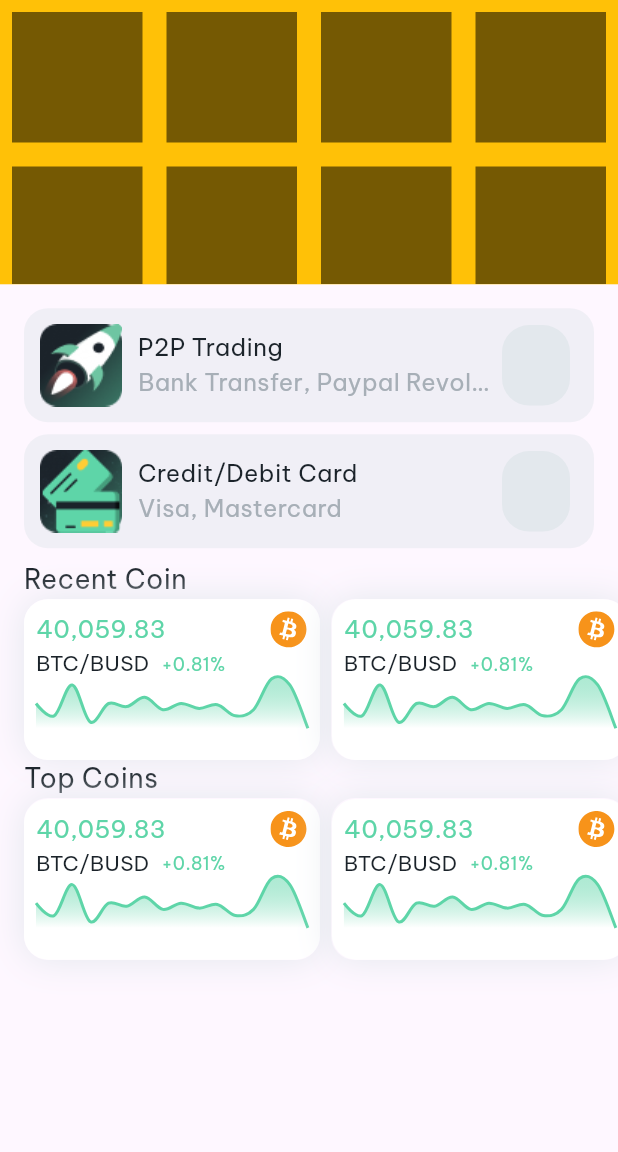
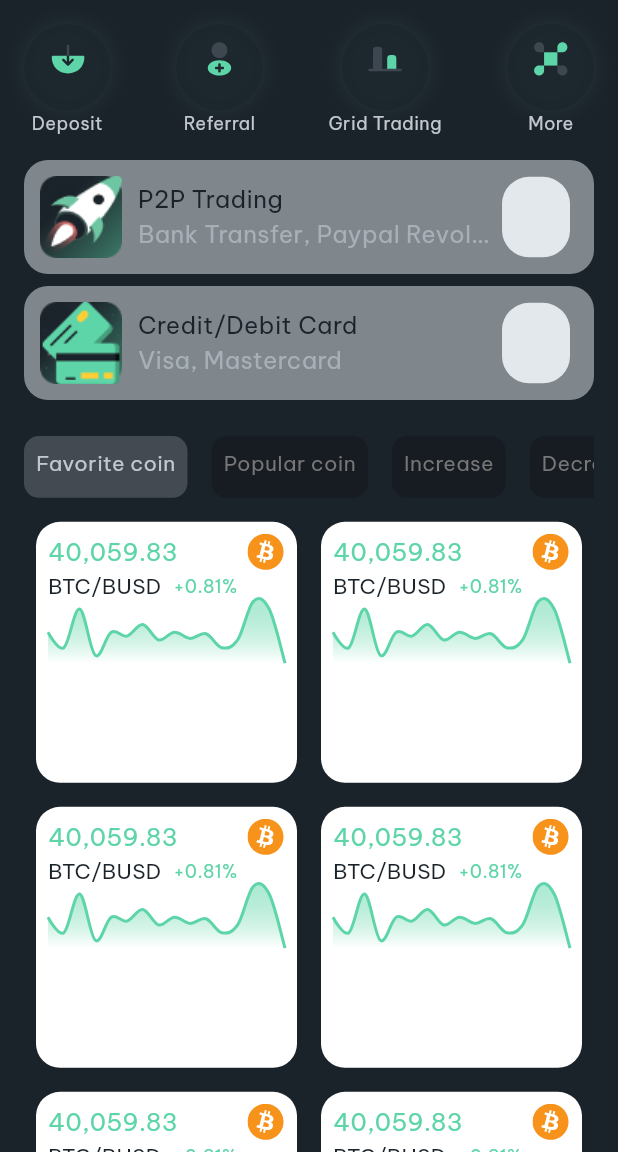
Before and after one commit to NjckEnder/TitansCrypto, a Flutter app: the Homeview screen opened directly, on a phone screen of 412 x 824 dp, the part 84-1236 px from its top. Run offline on Flutter 3.47's test engine with Material 2 defaults, Android fonts, the phone set to English and light mode, and no system bars; drawn by our look-alikes of fl_chart; our stand-ins replace equatable, firebase_auth, firebase_core, firebase_storage, flutter_bloc, flutter_svg and 3 more; accounts and stored records are empty.

Commit message:
Fix Home View UI

```diff
--- a/lib/app/presentation/home_page/home_view/home_view.dart
+++ b/lib/app/presentation/home_page/home_view/home_view.dart
@@ -15,6 +15,7 @@ class _HomeviewState extends State<Homeview> {
   @override
   Widget build(BuildContext context) {
     return Scaffold(
+      backgroundColor: ThemeColors.backgroundColor,
       appBar: AppBar(
         backgroundColor: ThemeColors.backgroundColor,
         leading: const AppPadding.small(
@@ -31,24 +32,7 @@ class _HomeviewState extends State<Homeview> {
       body: SingleChildScrollView(
         child: Column(
           children: [
-            AppSizeScale(
-              ratioHeight: 0.23,
-              backgroundColor: Colors.amber,
-                child: GridView.builder(
-                    itemCount: 4 * 2,
-                    physics: const NeverScrollableScrollPhysics(),
-                    gridDelegate: const SliverGridDelegateWithFixedCrossAxisCount(
-                      crossAxisCount: 4,
-                    ),
-                    itemBuilder: (context, index) {
-                      return AppPadding.small(
-                        child: Container(
-                          height: 50,
-                          width: 50,
-                          color: Colors.black54,
-                        ),
-                      );
-                    })),
+            const Categories(),
             AppPadding(
               padding: const AppEdgeInsets.only(top: AppGapSize.medium),
               child: Column(
@@ -70,25 +54,7 @@ class _HomeviewState extends State<Homeview> {
                       onPressed: () {},
                     ),
                   ),
-                  const AppPadding(
-                    padding: AppEdgeInsets.symmetric(
-                        horizontal: AppGapSize.medium),
-                    child: AppText.titleSmall(
-                      text: 'Recent Coin',
-                      color: ThemeColors.backgroundColor,
-                    ),
-                  ),
-                  const CoinList(),
-                  const AppPadding(
-                    padding: AppEdgeInsets.symmetric(
-                        horizontal: AppGapSize.medium),
-                    child: AppText.titleSmall(
-                      text: 'Top Coins',
-                      color: ThemeColors.backgroundColor,
-                    ),
-                  ),
-                  const CoinList(),
-                  const SizedBox(height: 100,)
+                  const CategoryCoin(),
                 ],
               ),
             ),
--- /dev/null
+++ b/lib/app/presentation/home_page/widgets/categories.dart
@@ -0,0 +1,81 @@
+part of home_wigets;
+
+class Categories extends StatefulWidget {
+  const Categories({super.key});
+
+  @override
+  State<Categories> createState() => _CategoriesState();
+}
+
+class _CategoriesState extends State<Categories> {
+  List<Map<String, dynamic>> categories = [
+    {
+      'icon': const AppIcons.deposit(),
+      'text': const AppText.bodySmall(
+        text: 'Deposit',
+        color: ThemeColors.textColor5,
+      ),
+    },
+    {
+      'icon': const AppIcons.referral(),
+      'text': const AppText.bodySmall(
+        text: 'Referral',
+        color: ThemeColors.textColor5,
+      ),
+    },
+    {
+      'icon': const AppIcons.gridTrading(),
+      'text': const AppText.bodySmall(
+        text: 'Grid Trading',
+        color: ThemeColors.textColor5,
+      ),
+    },
+    {
+      'icon': const AppIcons.more(),
+      'text': const AppText.bodySmall(
+        text: 'More',
+        color: ThemeColors.textColor5,
+      ),
+    },
+  ];
+
+  int _current = 0;
+
+  @override
+  Widget build(BuildContext context) {
+    return AppPadding(
+        padding: const AppEdgeInsets.only(
+            top: AppGapSize.medium,
+            left: AppGapSize.medium,
+            right: AppGapSize.medium),
+        child:
+            Row(mainAxisAlignment: MainAxisAlignment.spaceBetween, children: [
+          ...List.generate(
+              categories.length,
+              (index) => GestureDetector(
+                  onTap: () {},
+                  child: Column(
+                      mainAxisAlignment: MainAxisAlignment.center,
+                      crossAxisAlignment: CrossAxisAlignment.center,
+                      children: [
+                        SizedBox(
+                            height: MediaQuery.of(context).size.height * 0.07,
+                            width: MediaQuery.of(context).size.height * 0.07,
+                            child: DecoratedBox(
+                              decoration: BoxDecoration(
+                                  color: ThemeColors.backgroundColor
+                                      .withOpacity(0.7),
+                                  shape: BoxShape.circle,
+                                  boxShadow: [
+                                    BoxShadow(
+                                        color: ThemeColors.primaryColor
+                                            .withOpacity(0.1),
+                                        blurRadius: 10)
+                                  ]),
+                              child: categories[index]['icon'],
+                            )),
+                        categories[index]['text']
+                      ])))
+        ]));
+  }
+}
--- /dev/null
+++ b/lib/app/presentation/home_page/widgets/category_coin.dart
@@ -0,0 +1,70 @@
+part of home_wigets;
+
+class CategoryCoin extends StatefulWidget {
+  const CategoryCoin({super.key});
+
+  @override
+  State<CategoryCoin> createState() => _CategoryCoinState();
+}
+
+class _CategoryCoinState extends State<CategoryCoin> {
+  List<String> categoryCoin = [
+    'Favorite coin',
+    'Popular coin',
+    'Increase',
+    'Decrease',
+  ];
+
+  int current = 0;
+
+  @override
+  Widget build(BuildContext context) {
+    return AppPadding(
+      padding: const AppEdgeInsets.only(
+          left: AppGapSize.medium,
+          right: AppGapSize.medium,
+          top: AppGapSize.medium,
+          // bottom: AppGapSize.small,
+          ),
+      child: Column(
+        children: [
+          AppSizeScale(
+            ratioHeight: 0.05,
+            child: ListView.builder(
+              itemCount: categoryCoin.length,
+              scrollDirection: Axis.horizontal,
+              itemBuilder: (context, index) {
+                return AppPadding(
+                  padding: const AppEdgeInsets.only(right: AppGapSize.medium),
+                  child: GestureDetector(
+                    onTap: () {
+                      setState(() {
+                        current = index;
+                      });
+                    },
+                    child: DecoratedBox(
+                      decoration: BoxDecoration(
+                          borderRadius: BorderRadius.circular(10),
+                          color: current == index
+                              ? ThemeColors.labelColor2.withOpacity(0.2)
+                              : ThemeColors.labelColor1),
+                      child: AppPadding.small(
+                        child: AppText.bodyMedium(
+                          text: categoryCoin[index],
+                          color: current == index
+                              ? ThemeColors.textColor5
+                              : ThemeColors.textColor4,
+                        ),
+                      ),
+                    ),
+                  ),
+                );
+              },
+            ),
+          ),
+          const ListCoin()
+        ],
+      ),
+    );
+  }
+}
--- a/lib/app/presentation/home_page/widgets/home_widgets.dart
+++ b/lib/app/presentation/home_page/widgets/home_widgets.dart
@@ -7,4 +7,6 @@ import 'package:titans_crypto/theme/config/theme_data.dart';
 
 part 'bottombar.dart';
 part 'payment.dart';
-part 'coin_list.dart';
+part 'list_coin.dart';
+part 'categories.dart';
+part 'category_coin.dart';
--- a/lib/app/presentation/home_page/widgets/coin_list.dart
+++ b/lib/app/presentation/home_page/widgets/list_coin.dart
@@ -1,49 +1,48 @@
 part of home_wigets;
 
-class CoinList extends StatelessWidget {
-  const CoinList({
+class ListCoin extends StatelessWidget {
+  const ListCoin({
     super.key,
   });
 
   @override
   Widget build(BuildContext context) {
+    return SizedBox(
+      height: MediaQuery.of(context).size.height,
+      child: GridView.builder(
+        gridDelegate:
+            const SliverGridDelegateWithFixedCrossAxisCount(crossAxisCount: 2),
+        physics: const NeverScrollableScrollPhysics(),
+        itemCount: 6,
+        itemBuilder: (context, index) {
           return AppPadding(
-      padding: const AppEdgeInsets.only(left: AppGapSize.medium),
-      child: AppSizeScale(
-        ratioHeight: 0.13,
-        backgroundColor: Colors.transparent,
-        child: ListView.builder(
-          clipBehavior: Clip.none,
-          scrollDirection: Axis.horizontal,
-          itemCount: 5,
-          itemBuilder: (context, index) => AppPadding(
-            padding: const AppEdgeInsets.only(right: AppGapSize.small),
+            padding: const AppEdgeInsets.only(
+                top: AppGapSize.medium,
+                left: AppGapSize.small,
+                right: AppGapSize.small),
             child: DecoratedBox(
               decoration: BoxDecoration(
                 color: ThemeColors.textColor1,
                 borderRadius: BorderRadius.circular(16),
-                  boxShadow: const [
-                    BoxShadow(
-                        color: ThemeColors.labelColor2,
-                        blurRadius: 20,
-                        blurStyle: BlurStyle.outer)
-                  ]),
+              ),
+              // boxShadow: const [
+              //   BoxShadow(
+              //       color: ThemeColors.labelColor2,
+              //       blurRadius: 20,
+              //       blurStyle: BlurStyle.outer)
+              // ]),
               child: AppPadding.small(
                 child: Column(
                   crossAxisAlignment: CrossAxisAlignment.start,
                   children: [
-                    AppSizeScale(
-                      ratioWidth: 0.44,
-                      child: Row(
+                    Row(
                       mainAxisAlignment: MainAxisAlignment.spaceBetween,
                       children: const [
                         AppText.bodyLarge(text: '40,059.83'),
                         AppIcons.btcSmall()
                       ],
                     ),
-                    ),
                     Row(
-                      // mainAxisAlignment: MainAxisAlignment.spaceBetween,
                       children: const [
                         AppPadding(
                           padding: AppEdgeInsets.only(right: AppGapSize.small),
@@ -56,7 +55,7 @@ class CoinList extends StatelessWidget {
                       ],
                     ),
                     AppSizeScale(
-                      ratioHeight: 0.04,
+                      ratioHeight: 0.05,
                       ratioWidth: 0.44,
                       child: LineChart(
                         LineChartData(
@@ -108,8 +107,8 @@ class CoinList extends StatelessWidget {
                 ),
               ),
             ),
-          ),
-        ),
+          );
+        },
       ),
     );
   }
--- a/lib/app/widgets/app_icon.dart
+++ b/lib/app/widgets/app_icon.dart
@@ -48,6 +48,18 @@ class AppIcons extends StatelessWidget {
   const AppIcons.btcSmall({super.key, this.color})
       : _urlIcon = AppIconsAssets.btcSmall;
 
+  const AppIcons.deposit({super.key, this.color})
+      : _urlIcon = AppIconsAssets.deposit;
+
+  const AppIcons.referral({super.key, this.color})
+      : _urlIcon = AppIconsAssets.referral;
+
+  const AppIcons.more({super.key, this.color})
+      : _urlIcon = AppIconsAssets.more;
+
+  const AppIcons.gridTrading({super.key, this.color})
+      : _urlIcon = AppIconsAssets.gridTrading;
+
   @override
   Widget build(BuildContext context) {
     return SvgPicture.asset(_urlIcon,
--- a/lib/theme/helper/asset_helper.dart
+++ b/lib/theme/helper/asset_helper.dart
@@ -49,4 +49,12 @@ class AppIconsAssets {
   static const arrowForward = 'assets/icons/arrow-forward_icon.svg';
 
   static const btcSmall = 'assets/icons/btc-small.svg';
+
+  static const deposit = 'assets/icons/deposit_icon.svg';
+
+  static const gridTrading = 'assets/icons/grid-trading_icon.svg';
+
+  static const more = 'assets/icons/more_icon.svg';
+
+  static const referral = 'assets/icons/referral_icon.svg';
 }
```
Also changed, not shown: assets/icons/deposit_icon.svg (added), assets/icons/grid-trading_icon.svg (added), assets/icons/more_icon.svg (added), assets/icons/referral_icon.svg (added), pubspec.lock. Lines whose indentation alone changed are shown as unchanged.
